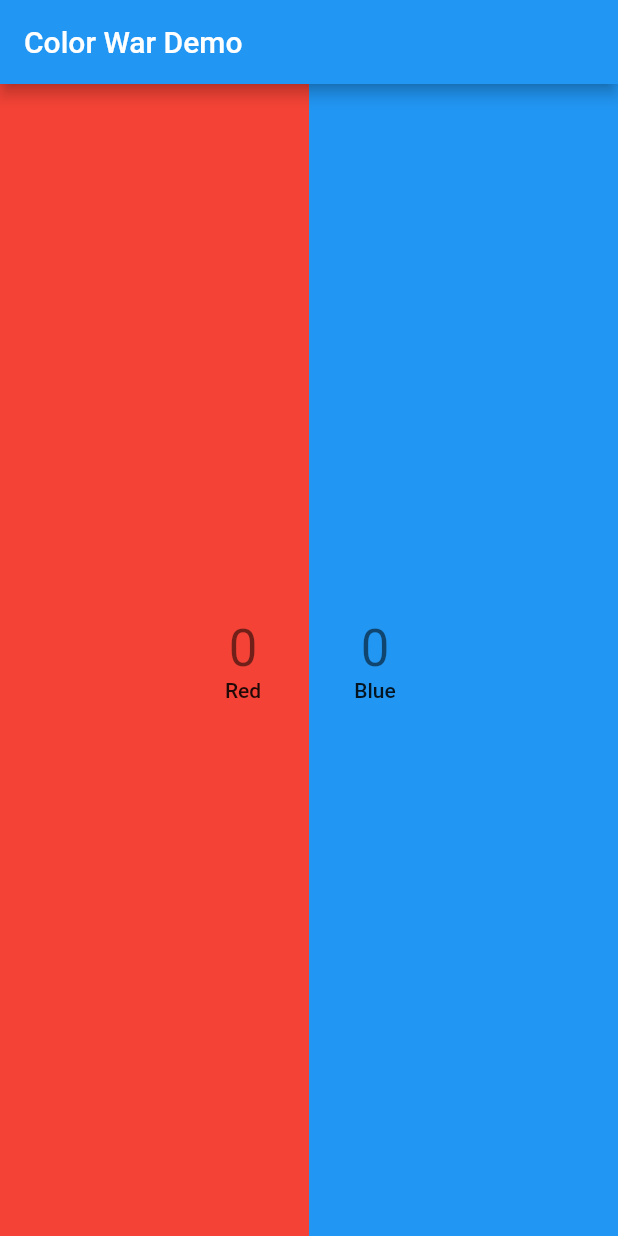
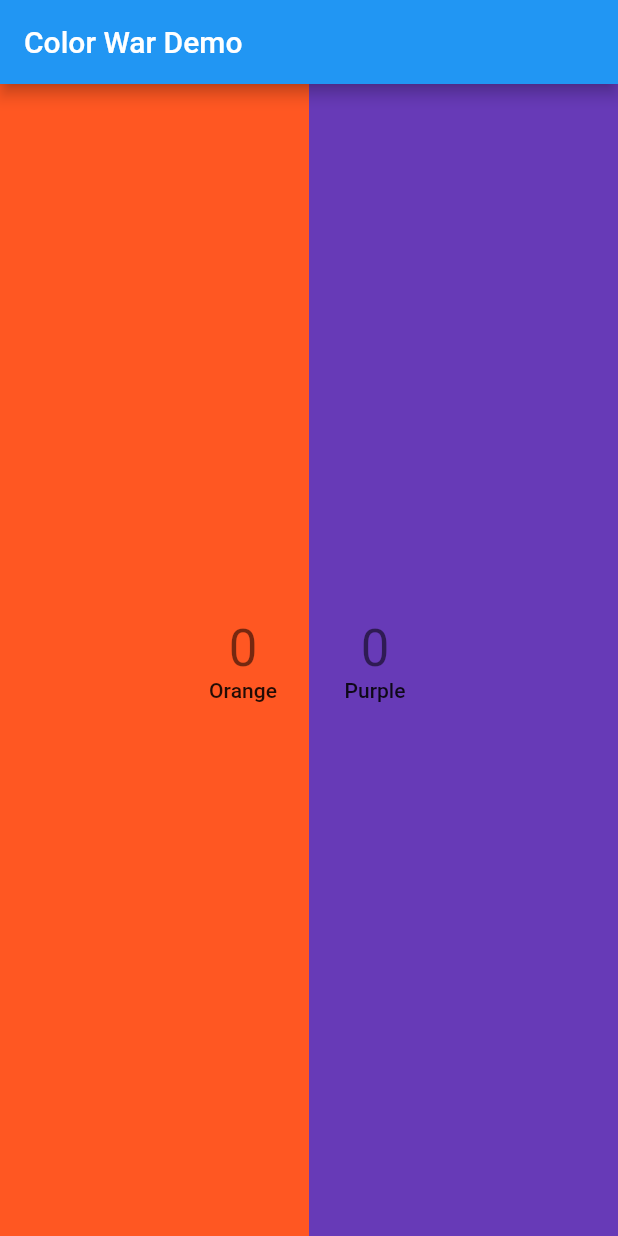
Before and after one commit to kerlak/color_war_client, a Flutter app: the screen it shows after launch, on a phone screen of 412 x 824 dp. Run offline on Flutter 3.47's test engine with Material 2 defaults, Android fonts, the phone set to English and light mode, and no system bars; missing offline and left inert: phoenix_wings.

Commit message:
only to sync with luis

```diff
--- a/lib/color_battle.dart
+++ b/lib/color_battle.dart
@@ -17,7 +17,6 @@ class ColorBattleState extends State<ColorBattle> {
     int color_2 = payload["color_2"];
     if(color_1 != 0 || color_2 != 0) {
       ratio = color_1 / (color_1 + color_2);
-      print(ratio);
     }
     setState(() {
       ratio = ratio;
@@ -41,7 +40,7 @@ class ColorBattleState extends State<ColorBattle> {
     return new Container(
       width: width * ratio,
       height: height,
-      decoration: new BoxDecoration(color: Colors.red),
+      decoration: new BoxDecoration(color: Colors.deepOrange),
     );
   }
 }
--- a/lib/color_counter.dart
+++ b/lib/color_counter.dart
@@ -39,6 +39,7 @@ class ColorCounterState extends State<ColorCounter> {
   @override
   Widget build(BuildContext context) {
     return new Column(
+      mainAxisSize: MainAxisSize.max,
       mainAxisAlignment: MainAxisAlignment.center,
       children: <Widget>[
         new MaterialButton(
--- a/lib/color_war.dart
+++ b/lib/color_war.dart
@@ -22,7 +22,7 @@ class ColorWarState extends State<ColorWar> {
 
     return
       new Container(
-        decoration: new BoxDecoration(color: Colors.blue),
+        decoration: new BoxDecoration(color: Colors.deepPurple),
         child: new Stack(
           children: <Widget>[
             new ColorBattle(channel: channel),
@@ -30,8 +30,8 @@ class ColorWarState extends State<ColorWar> {
               direction: Axis.horizontal,
               mainAxisAlignment: MainAxisAlignment.center,
               children: <Widget>[
-                new ColorCounter(color: "Red", colorIndex: 1, channel: channel),
-                new ColorCounter(color: "Blue", colorIndex: 2, channel: channel),
+                new ColorCounter(color: "Orange", colorIndex: 1, channel: channel),
+                new ColorCounter(color: "Purple", colorIndex: 2, channel: channel),
               ],
             ),
           ],
--- a/pubspec.yaml
+++ b/pubspec.yaml
@@ -8,7 +8,10 @@ dependencies:
   # The following adds the Cupertino Icons font to your application.
   # Use with the CupertinoIcons class for iOS style icons.
   cupertino_icons: ^0.1.0
-  phoenix_wings: "^0.0.3"
+  phoenix_wings:
+    git:
+      url: https://github.com/mfeckie/phoenix_wings.git
+      ref: 818a10a4c42f0ed5963cc71b6b030db55ec45d76
   flutter_redux: "^0.5.0"
 
 dev_dependencies:
```
Also changed, not shown: pubspec.lock.
